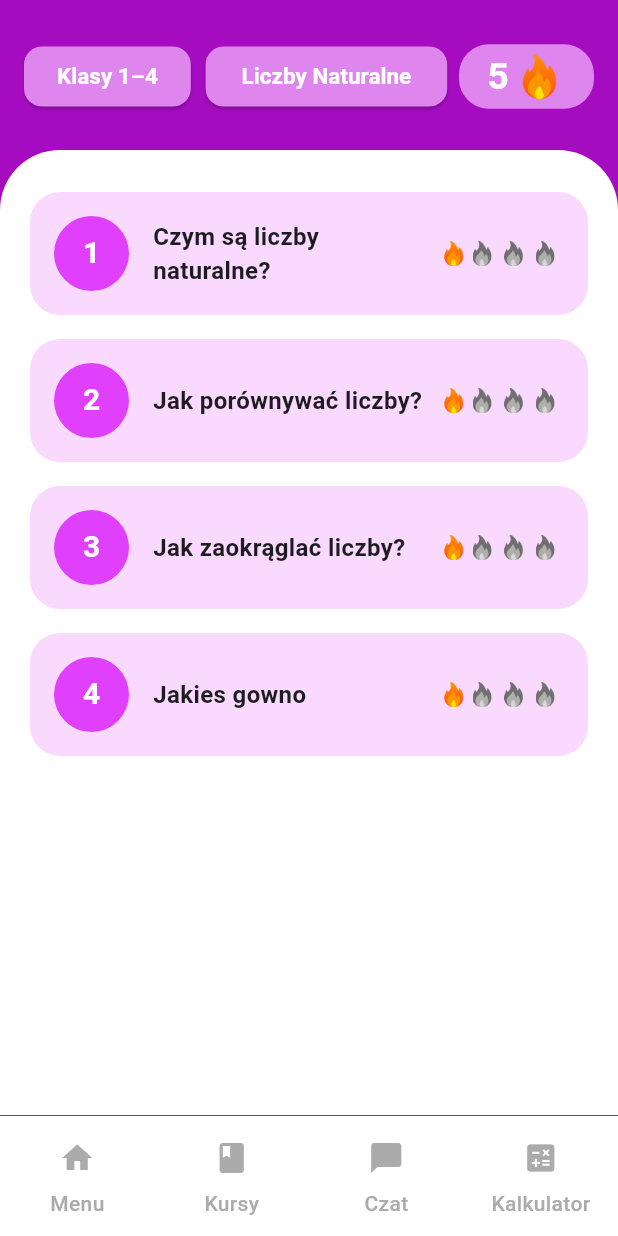
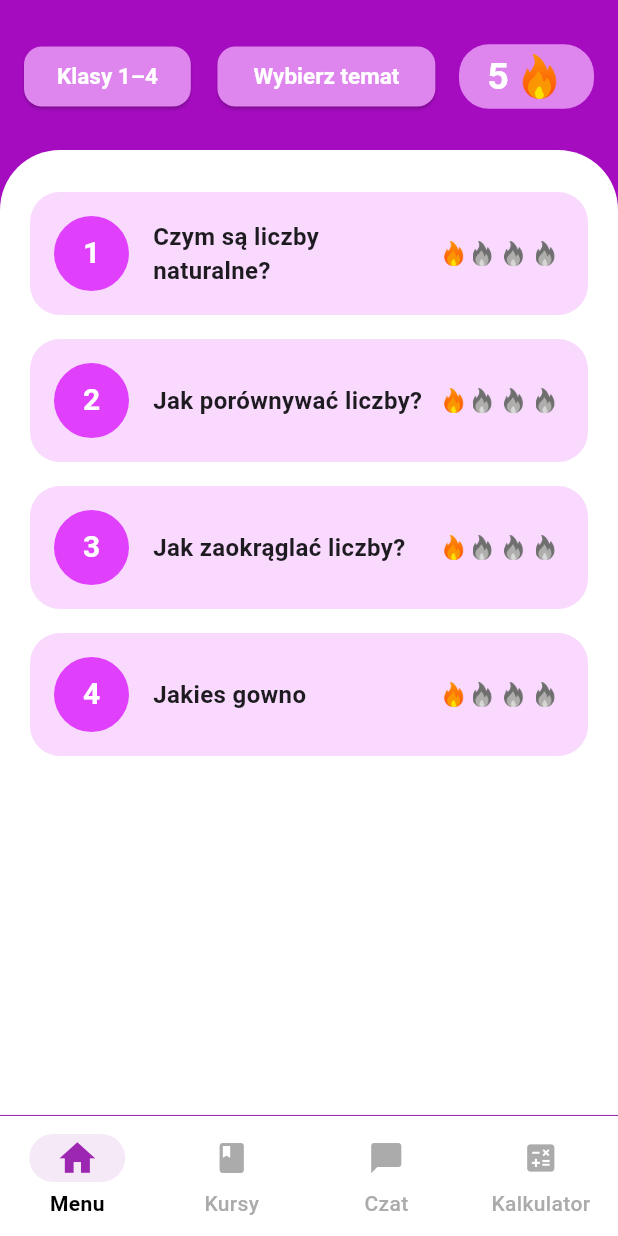
Before and after one commit to SzimiCode/AplikacjaMatematyka, a Flutter app: the ChooseLessonPage screen opened directly, on a phone screen of 412 x 824 dp. Run offline on Flutter 3.47's test engine with Material 3 defaults, Android fonts, the phone set to English and light mode, and no system bars; our stand-ins replace dash_chat_2, flutter_dotenv, flutter_gemini, math_expressions, shared_preferences; accounts and stored records are empty; network calls fail.

Commit message:
feat: lesson picker in category

```diff
--- a/aplikacjamatematyka/lib/core/data/notifiers.dart
+++ b/aplikacjamatematyka/lib/core/data/notifiers.dart
@@ -1,6 +1,6 @@
 //ValueNotifier: hold the data
 //ValueListaenableBuilder: listentothedata (don't need the setstate)
 import 'package:flutter/material.dart';
-ValueNotifier<int> selectedPageNotifier = ValueNotifier(7);
+ValueNotifier<int> selectedPageNotifier = ValueNotifier(0);
 ValueNotifier<bool> isDarkModifier = ValueNotifier(false);
 ValueNotifier<String> tempLessonName = ValueNotifier("");
--- a/aplikacjamatematyka/lib/features/quiz/view/widgets/appbar_widget.dart
+++ b/aplikacjamatematyka/lib/features/quiz/view/widgets/appbar_widget.dart
@@ -1,5 +1,6 @@
 import 'package:flutter/material.dart';
 import 'package:aplikacjamatematyka/core/theme/app_pallete.dart';
+import 'package:aplikacjamatematyka/features/quiz/view/widgets/topic_picker_button.dart';
 
 class AppbarWidget extends StatelessWidget implements PreferredSizeWidget {
   const AppbarWidget({super.key});
@@ -37,22 +38,7 @@ class AppbarWidget extends StatelessWidget implements PreferredSizeWidget {
               child: Text("Klasy 1–4"),
             ),
             SizedBox(width: 8),
-            ElevatedButton(
-              onPressed: () {},
-              style: ElevatedButton.styleFrom(
-                backgroundColor: const Color.fromARGB(255, 222, 133, 238),
-                foregroundColor: Colors.white,
-                            textStyle: TextStyle(
-                  fontSize: 15,
-                  fontWeight: FontWeight.bold,
-                ),
-                shape: RoundedRectangleBorder(
-                  borderRadius: BorderRadius.circular(12),
-                ),
-              ),
-              //Do podstawienia z bazy danych które
-              child: Text("Liczby Naturalne"),
-            ),
+          TopicPickerButton(),
 
             SizedBox(width: 6),
               Container(
--- /dev/null
+++ b/aplikacjamatematyka/lib/features/quiz/view/widgets/topic_picker_button.dart
@@ -0,0 +1,68 @@
+import 'package:flutter/material.dart';
+
+class TopicPickerButton extends StatefulWidget {
+  @override
+  _TopicPickerButtonState createState() => _TopicPickerButtonState();
+}
+
+class _TopicPickerButtonState extends State<TopicPickerButton> {
+  String? selectedTopic;
+
+  // lista dla mnie, zmien mateusza na backend
+  final List<String> topics = [
+    "Liczby naturalne",
+    "Ułamki zwykłe",
+    "Mnożenie",
+  ];
+
+  @override
+  Widget build(BuildContext context) {
+    return ElevatedButton(
+      onPressed: () {
+        showModalBottomSheet(
+          context: context,
+          shape: RoundedRectangleBorder(
+            borderRadius: BorderRadius.vertical(top: Radius.circular(20)),
+          ),
+          isScrollControlled: true,
+          builder: (context) {
+            return Container(
+              padding: EdgeInsets.all(16),
+              height: MediaQuery.of(context).size.height * 0.6,
+              child: ListView.builder(
+                itemCount: topics.length,
+                itemBuilder: (context, index) {
+                  return Card(
+                    child: ListTile(
+                      title: Text(topics[index], style: TextStyle(fontSize: 18)),
+                      onTap: () {
+                        setState(() {
+                          selectedTopic = topics[index];
+                        });
+                        Navigator.pop(context);
+                      },
+                    ),
+                  );
+                },
+              ),
+            );
+          },
+        );
+      },
+      style: ElevatedButton.styleFrom(
+        backgroundColor: Color.fromARGB(255, 222, 133, 238),
+        foregroundColor: Colors.white,
+        textStyle: TextStyle(
+          fontSize: 15,
+          fontWeight: FontWeight.bold,
+        ),
+        shape: RoundedRectangleBorder(
+          borderRadius: BorderRadius.circular(12),
+        ),
+      ),
+
+
+      child: Text(selectedTopic ?? "Wybierz temat"),
+    );
+  }
+}
```
